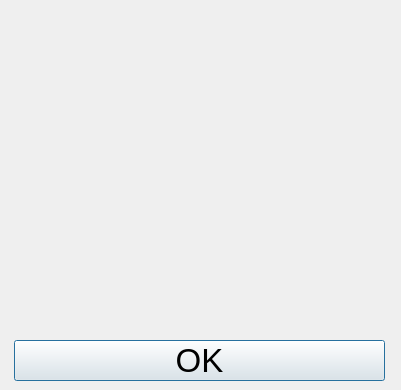
Qt form umati/UmatiMessageView.ui (kheimerl/umati) before a commit.
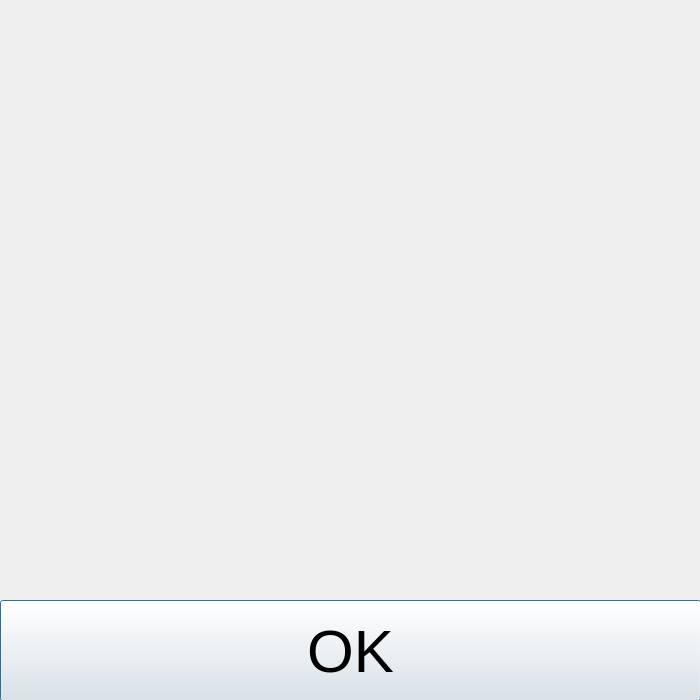
The same form after that commit.

```diff
--- a/umati/UmatiMessageView.ui
+++ b/umati/UmatiMessageView.ui
@@ -6,8 +6,8 @@
    <rect>
     <x>0</x>
     <y>0</y>
-    <width>401</width>
-    <height>390</height>
+    <width>700</width>
+    <height>700</height>
    </rect>
   </property>
   <property name="windowTitle">
@@ -18,8 +18,8 @@
     <rect>
      <x>10</x>
      <y>10</y>
-     <width>381</width>
-     <height>321</height>
+     <width>681</width>
+     <height>581</height>
     </rect>
    </property>
    <layout class="QGridLayout" name="gridLayout"/>
@@ -27,15 +27,15 @@
   <widget class="QPushButton" name="ok">
    <property name="geometry">
     <rect>
-     <x>14</x>
-     <y>340</y>
-     <width>371</width>
-     <height>41</height>
+     <x>0</x>
+     <y>600</y>
+     <width>701</width>
+     <height>101</height>
     </rect>
    </property>
    <property name="font">
     <font>
-     <pointsize>25</pointsize>
+     <pointsize>45</pointsize>
     </font>
    </property>
    <property name="text">
```
